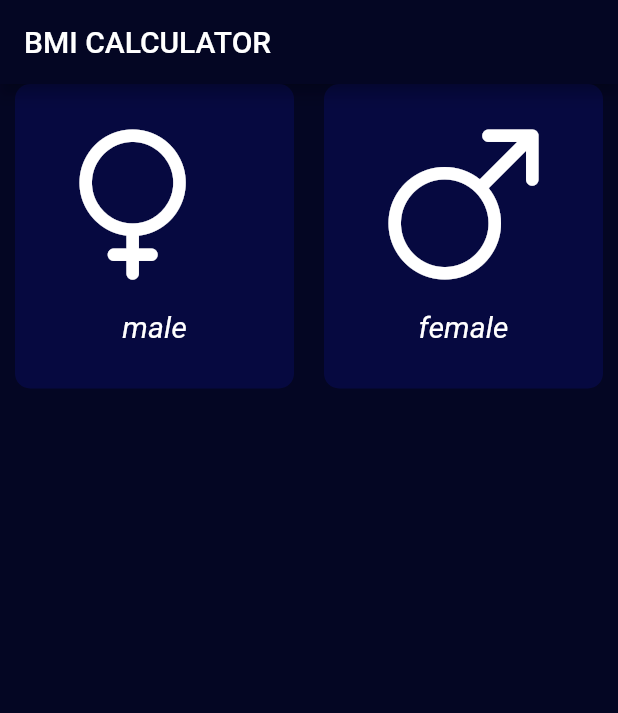
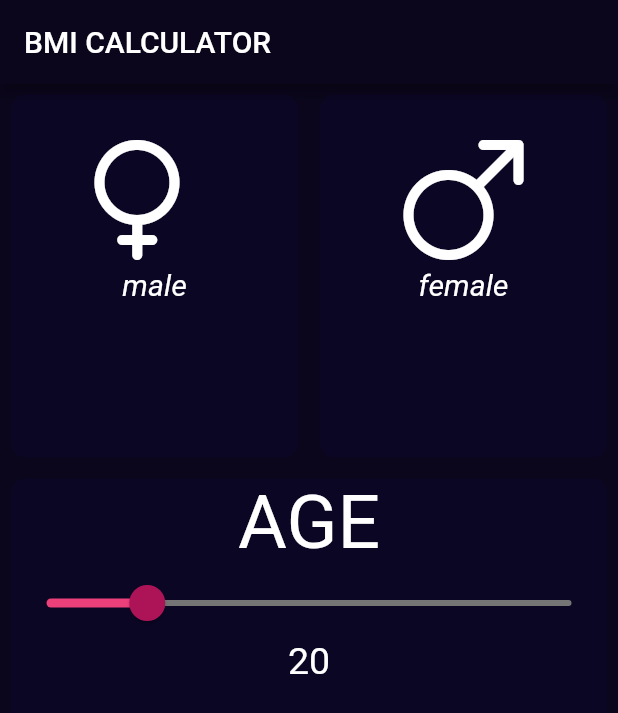
Before and after one commit to AbhijitHycinth/flutter-bmi-calculator, a Flutter app: the screen it shows after launch, on a phone screen of 412 x 824 dp. Shown: the top 713 px of the screen. Run offline on Flutter 3.47's test engine with Material 2 defaults, Android fonts, the phone set to English and light mode, and no system bars.

Commit message:
Refactored widgets , extracted styles, added age slider

```diff
--- a/lib/main.dart
+++ b/lib/main.dart
@@ -1,5 +1,5 @@
 import 'package:bmi_calculator/widgets/app_theme.dart';
-import 'package:bmi_calculator/widgets/main_page.dart';
+import 'package:bmi_calculator/widgets/screen/main_page.dart';
 import 'package:flutter/material.dart';
 
 void main() => runApp(BMICalculator());
--- /dev/null
+++ b/lib/styles.dart
@@ -0,0 +1,3 @@
+import 'package:flutter/material.dart';
+
+final kAgeStyle = TextStyle(fontStyle: FontStyle.normal, fontSize: 50);
--- a/lib/widgets/app_theme.dart
+++ b/lib/widgets/app_theme.dart
@@ -1,6 +1,6 @@
 import 'package:flutter/material.dart';
 
-final Main_Color = Color(0xFF040623);
+final Main_Color = Color(0xFF0B061C);
 
 final primaryText = TextStyle(
     color: Colors.white,
--- a/lib/widgets/card.dart
+++ /dev/null
@@ -1,43 +0,0 @@
-import 'package:flutter/material.dart';
-
-class ClickableCard extends StatelessWidget {
-  final IconData _icon;
-  final String _text;
-  final Function _onTap;
-  final _selected;
-
-  ClickableCard.withIcon(
-    IconData icon,
-    String text,
-    Function onTap,
-    bool selected,
-  )   : _icon = icon,
-        _text = text,
-        _onTap = onTap,
-        _selected = selected;
-
-  Color _getCardColor() {
-    return _selected ? Color(0xFF060933) : Color(0xFF060940);
-  }
-
-  @override
-  Widget build(BuildContext context) {
-    return Container(
-      margin: EdgeInsets.symmetric(horizontal: 10),
-      decoration: BoxDecoration(
-          color: _getCardColor(),
-          borderRadius: BorderRadius.all(Radius.circular(10))),
-      child: GestureDetector(
-        onTap: () {
-          _onTap(_text);
-        },
-        child: Padding(
-          padding: const EdgeInsets.all(30.0),
-          child: Column(
-            children: <Widget>[Icon(_icon), SizedBox(height: 20), Text(_text)],
-          ),
-        ),
-      ),
-    );
-  }
-}
--- /dev/null
+++ b/lib/widgets/components/card.dart
@@ -0,0 +1,21 @@
+import 'package:flutter/material.dart';
+
+class CustomCard extends StatelessWidget {
+  final Widget child;
+  final bool selected;
+
+  CustomCard({@required this.child, this.selected = false});
+  Color _getCardColor() {
+    return selected ? Color(0xFF0B0610) : Color(0xFF0B0624);
+  }
+
+  @override
+  Widget build(BuildContext context) {
+    return Container(
+        margin: EdgeInsets.all(7),
+        decoration: BoxDecoration(
+            color: _getCardColor(),
+            borderRadius: BorderRadius.all(Radius.circular(10))),
+        child: child);
+  }
+}
--- /dev/null
+++ b/lib/widgets/components/clickable_card.dart
@@ -0,0 +1,37 @@
+import 'package:flutter/material.dart';
+
+class ClickableCard extends StatelessWidget {
+  const ClickableCard({
+    Key key,
+    @required Function onTap,
+    @required String text,
+    @required IconData icon,
+  })  : _onTap = onTap,
+        _text = text,
+        _icon = icon,
+        super(key: key);
+
+  final Function _onTap;
+  final String _text;
+  final IconData _icon;
+
+  @override
+  Widget build(BuildContext context) {
+    return GestureDetector(
+      onTap: () {
+        _onTap(_text);
+      },
+      child: Padding(
+        padding: const EdgeInsets.all(30.0),
+        child: Column(
+          mainAxisSize: MainAxisSize.max,
+          children: <Widget>[
+            Icon(_icon, size: 80.0),
+            SizedBox(height: 5),
+            Text(_text)
+          ],
+        ),
+      ),
+    );
+  }
+}
--- /dev/null
+++ b/lib/widgets/components/text_slider.dart
@@ -0,0 +1,39 @@
+import 'package:bmi_calculator/styles.dart';
+import 'package:flutter/material.dart';
+
+class TextSlider extends StatelessWidget {
+  final String label;
+  final Function onChange;
+  final double value;
+
+  TextSlider({
+    @required this.value,
+    @required this.label,
+    @required this.onChange,
+  });
+
+  @override
+  Widget build(BuildContext context) {
+    return Column(
+      children: <Widget>[
+        Text(
+          label,
+          style: kAgeStyle,
+        ),
+        SliderTheme(
+            data: SliderThemeData(
+              activeTrackColor: Colors.pink[400],
+              inactiveTrackColor: Colors.grey[600],
+              thumbColor: Colors.pink[800],
+              overlayColor: Color(0x30880E4F),
+              thumbShape: RoundSliderThumbShape(enabledThumbRadius: 12),
+            ),
+            child: Slider(onChanged: onChange, value: value, min: 1, max: 100)),
+        Text(
+          value.toStringAsFixed(0),
+          style: kAgeStyle.copyWith(fontSize: 25),
+        ),
+      ],
+    );
+  }
+}
--- a/lib/widgets/main_page.dart
+++ /dev/null
@@ -1,46 +0,0 @@
-import 'package:bmi_calculator/customIcons/gender_icons.dart';
-import 'package:bmi_calculator/widgets/card.dart';
-import 'package:flutter/material.dart';
-
-class MainPage extends StatefulWidget {
-  @override
-  _MainPageState createState() => _MainPageState();
-}
-
-class _MainPageState extends State<MainPage> {
-  String _gender;
-
-  void setGender(String gender) {
-    setState(() {
-      _gender = gender;
-    });
-  }
-
-  @override
-  Widget build(BuildContext context) {
-    return Column(
-      mainAxisSize: MainAxisSize.max,
-      children: <Widget>[
-        Row(
-          mainAxisSize: MainAxisSize.max,
-          children: <Widget>[
-            Expanded(
-                child: ClickableCard.withIcon(
-              GenderIcons.male,
-              "male",
-              this.setGender,
-              _gender == "male",
-            )),
-            Expanded(
-                child: ClickableCard.withIcon(
-              GenderIcons.female,
-              "female",
-              this.setGender,
-              _gender == "female",
-            )),
-          ],
-        )
-      ],
-    );
-  }
-}
--- /dev/null
+++ b/lib/widgets/screen/main_page.dart
@@ -0,0 +1,71 @@
+import 'package:bmi_calculator/customIcons/gender_icons.dart';
+import 'package:bmi_calculator/widgets/components/card.dart';
+import 'package:bmi_calculator/widgets/components/clickable_card.dart';
+import 'package:bmi_calculator/widgets/components/text_slider.dart';
+import 'package:flutter/material.dart';
+
+class MainPage extends StatefulWidget {
+  @override
+  _MainPageState createState() => _MainPageState();
+}
+
+class _MainPageState extends State<MainPage> {
+  String _selectedGender;
+  double selectedAge = 20;
+
+  void setGender(String gender) {
+    setState(() {
+      _selectedGender = gender;
+    });
+  }
+
+  @override
+  Widget build(BuildContext context) {
+    return Column(
+      mainAxisSize: MainAxisSize.max,
+      children: <Widget>[
+        Expanded(
+          child: Row(
+            mainAxisSize: MainAxisSize.max,
+            children: <Widget>[
+              Expanded(
+                child: CustomCard(
+                  child: ClickableCard(
+                      onTap: this.setGender,
+                      text: "male",
+                      icon: GenderIcons.male),
+                  selected: _selectedGender == "male",
+                ),
+              ),
+              Expanded(
+                child: CustomCard(
+                  child: ClickableCard(
+                      onTap: this.setGender,
+                      text: "female",
+                      icon: GenderIcons.female),
+                  selected: _selectedGender == "female",
+                ),
+              ),
+            ],
+          ),
+        ),
+        Expanded(
+          child: CustomCard(
+              child: TextSlider(
+            label: "AGE",
+            value: selectedAge,
+            onChange: (age) {
+              setState(() {
+                selectedAge = age;
+              });
+            },
+          )),
+        ),
+        Expanded(
+            child: CustomCard(
+          child: SizedBox(),
+        )),
+      ],
+    );
+  }
+}
```
